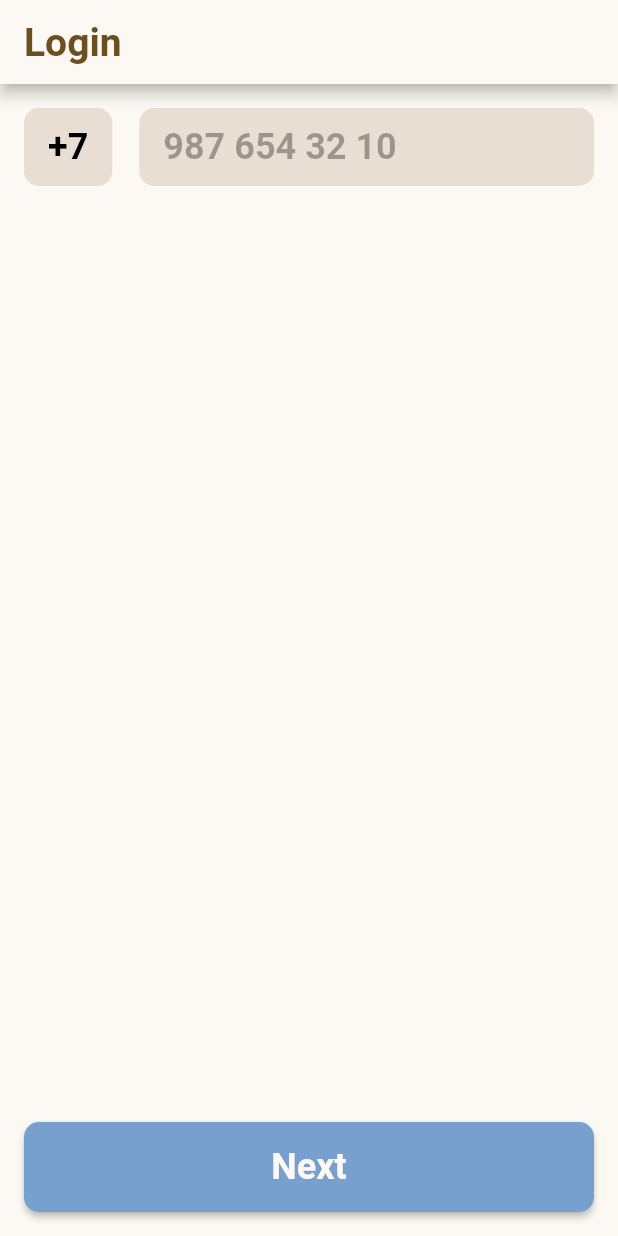
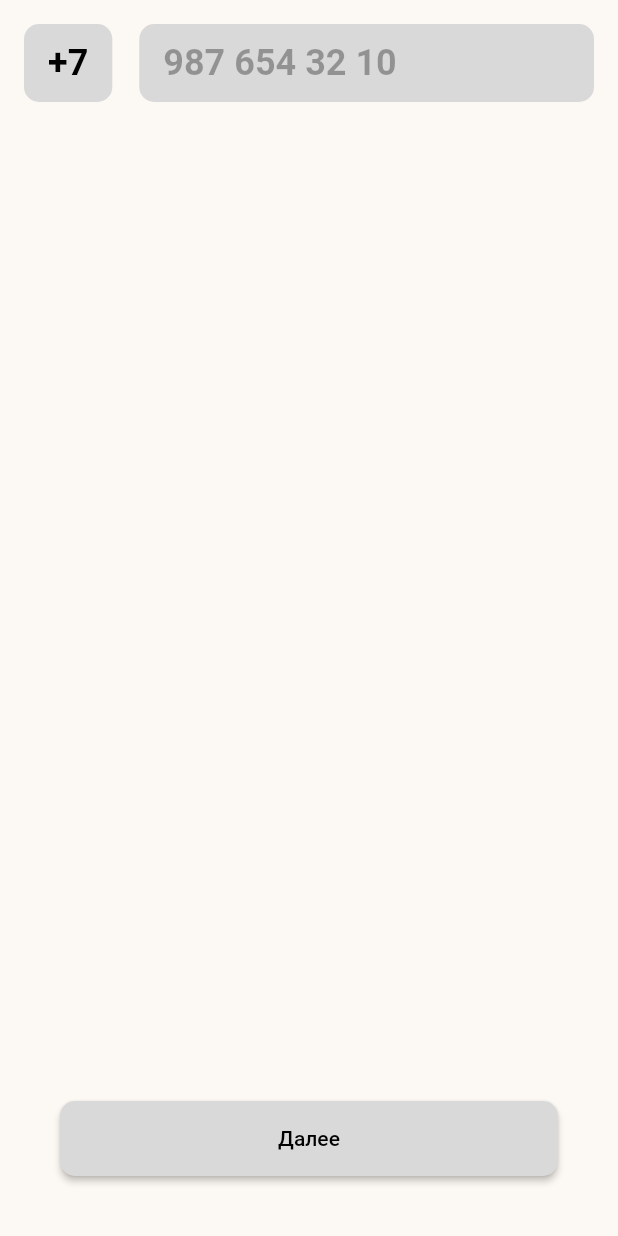
Before and after one commit to liltymoor/coffee_app, a Flutter app: the screen it shows after launch, on a phone screen of 412 x 824 dp. Run offline on Flutter 3.47's test engine with Material 2 defaults, Android fonts, the phone set to English and light mode, and no system bars; missing offline and left inert: yandex_mapkit.

Commit message:
- class optimization - code verification field update

```diff
--- /dev/null
+++ b/lib/assets/constants/color_scheme.dart
@@ -0,0 +1,10 @@
+import 'package:flutter/material.dart';
+
+class AppColor {
+  static const appColor = Color(0xFFFCF8F3); // Нежный кофейный оттенок
+  static const inputFieldColor = Color.fromARGB(255, 217, 217, 217); // Слегка темнее оттенок для поля ввода
+  static const titleColor = Color(0xFF6C4F1F);
+  static const textColor = Color.fromARGB(255, 0, 0, 0);
+  static const hintColor = Color(0x54000000);
+  static const buttonColor = Color.fromARGB(255, 217, 217, 217);
+}
--- /dev/null
+++ b/lib/assets/constants/element_setting.dart
@@ -0,0 +1,9 @@
+import 'package:flutter/material.dart';
+import 'package:coffee_app/assets/constants/color_scheme.dart';
+
+
+
+class MainButton { // Кнопка, которая распологается внизу приложения
+  static const constraints  = BoxConstraints(maxWidth: 350, maxHeight: 50);
+  static const textStyle = TextStyle(color: AppColor.textColor);
+}
--- /dev/null
+++ b/lib/assets/elements/main_button.dart
@@ -0,0 +1,34 @@
+
+import 'package:flutter/material.dart';
+
+import '../constants/color_scheme.dart';
+import '../constants/element_setting.dart';
+
+class MainButtonWidget extends StatelessWidget {
+  final VoidCallback _onPressMethod;
+  final String _buttonText;
+
+  const MainButtonWidget(this._onPressMethod, this._buttonText, {super.key});
+
+  @override
+  Widget build(BuildContext context) {
+    return Container(
+      width: double.infinity,
+      alignment: Alignment.bottomCenter,
+      constraints: MainButton.constraints,
+      margin: const EdgeInsets.only(bottom: 40, left: 40, right: 40),
+      child: ElevatedButton(
+        style: ElevatedButton.styleFrom(
+          minimumSize: const Size.fromHeight(50.0),
+          backgroundColor: AppColor.buttonColor,
+          shape: RoundedRectangleBorder(
+            borderRadius: BorderRadius.circular(10),
+          ),
+        ),
+        onPressed: _onPressMethod,
+        child: Text(_buttonText, style: MainButton.textStyle),
+      ),
+    );
+  }
+
+}
--- a/lib/auth_screen.dart
+++ b/lib/auth_screen.dart
@@ -1,8 +1,7 @@
-import 'dart:math';
-
+import 'package:coffee_app/assets/constants/color_scheme.dart';
+import 'package:coffee_app/assets/elements/main_button.dart';
 import 'package:flutter/material.dart';
 import 'package:flutter/services.dart';
-
 
 class AuthScreen extends StatefulWidget {
   const AuthScreen({super.key});
@@ -15,27 +14,29 @@ class _AuthScreenState extends State<AuthScreen> {
   final _formKey = GlobalKey<FormState>();
   final _phonePrefixController = TextEditingController(text: '+7');
   final _phoneNumberController = TextEditingController();
-  final _verificationCodeController = TextEditingController();
+  final _verificationCode_Controllers = [
+    TextEditingController(),
+    TextEditingController(),
+    TextEditingController(),
+    TextEditingController()
+  ];
+
   bool _showVerificationCode = false;
-
-  final _appColor = const Color(0xFFFCF8F3); // Нежный кофейный оттенок
-  final _inputFieldColor = const Color(0xFFE8DED3); // Слегка темнее оттенок для поля ввода
-  final _titleColor = const Color(0xFF6C4F1F);
-  final _textColor = const Color(0xFF000000);
-  final _hintColor = const Color(0x54000000);
-  final _buttonColor = const Color(0xFF78A0CE);
 
   void _trySubmit() {
     final isValid = _formKey.currentState?.validate();
     FocusScope.of(context).unfocus();
-
     if (isValid != null && isValid) {
       if (!_showVerificationCode) {
         setState(() {
           _showVerificationCode = true;
         });
       } else {
-        if (_verificationCodeController.text.replaceAll(' ', '') == '123456') {
+        String code = "";
+        _verificationCode_Controllers.forEach((element) {
+          code += element.text;
+        });
+        if (code.replaceAll(' ', '') == '1234') {
           Navigator.of(context).pushReplacementNamed('/home');
         } else {
           ScaffoldMessenger.of(context).showSnackBar(
@@ -49,17 +50,8 @@ class _AuthScreenState extends State<AuthScreen> {
   @override
   Widget build(BuildContext context) {
     return Scaffold(
-      backgroundColor: _appColor,
-      appBar: AppBar(
-        title: const Text('Login'),
-        titleTextStyle: TextStyle(
-          color: _titleColor,
-          fontSize: 26,
-          fontWeight: FontWeight.bold
-        ),
-        backgroundColor: _appColor,
-      ),
-      body: LayoutBuilder(
+      backgroundColor: AppColor.appColor,
+      body: Center(child: LayoutBuilder(
         builder: (BuildContext context, BoxConstraints viewportConstraints) {
           return SingleChildScrollView(
             child: ConstrainedBox(
@@ -79,17 +71,22 @@ class _AuthScreenState extends State<AuthScreen> {
                             crossAxisAlignment: CrossAxisAlignment.stretch,
                             children: [
                               Container(
-                                margin: const EdgeInsets.only(left: 16.0, top: 16.0, right: 4, bottom: 16.0),
-                                padding: const EdgeInsets.symmetric(horizontal: 16.0),
+                                margin: const EdgeInsets.only(
+                                    left: 16.0,
+                                    top: 16.0,
+                                    right: 4,
+                                    bottom: 16.0),
+                                padding: const EdgeInsets.symmetric(
+                                    horizontal: 16.0),
                                 decoration: BoxDecoration(
-                                  color: _inputFieldColor,
+                                  color: AppColor.inputFieldColor,
                                   borderRadius: BorderRadius.circular(10.0),
                                 ),
                                 child: Center(
                                   child: Text(
                                     _phonePrefixController.text,
-                                    style: TextStyle(
-                                      color: _textColor,
+                                    style: const TextStyle(
+                                      color: AppColor.textColor,
                                       fontSize: 24,
                                       fontWeight: FontWeight.bold,
                                     ),
@@ -103,17 +100,17 @@ class _AuthScreenState extends State<AuthScreen> {
                                       left: 4,
                                       top: 16.0,
                                       right: 16.0,
-                                      bottom: 16.0
-                                  ),
-                                  padding: const EdgeInsets.symmetric(horizontal: 16.0),
+                                      bottom: 16.0),
+                                  padding: const EdgeInsets.symmetric(
+                                      horizontal: 16.0),
                                   decoration: BoxDecoration(
-                                    color: _inputFieldColor,
+                                    color: AppColor.inputFieldColor,
                                     borderRadius: BorderRadius.circular(10.0),
                                   ),
                                   child: TextFormField(
                                     controller: _phoneNumberController,
-                                    style: TextStyle(
-                                      color: _textColor,
+                                    style: const TextStyle(
+                                      color: AppColor.textColor,
                                       fontSize: 24,
                                       fontWeight: FontWeight.bold,
                                     ),
@@ -121,7 +118,8 @@ class _AuthScreenState extends State<AuthScreen> {
                                       if (value?.isEmpty ?? true) {
                                         return 'Please enter your phone number';
                                       }
-                                      if (value!.replaceAll(' ', '').length != 10) {
+                                      if (value!.replaceAll(' ', '').length !=
+                                          10) {
                                         return 'Phone number must have 10 digits';
                                       }
                                       return null;
@@ -132,12 +130,12 @@ class _AuthScreenState extends State<AuthScreen> {
                                       FilteringTextInputFormatter.digitsOnly,
                                       PhoneNumberFormatter(),
                                     ],
-                                    decoration: InputDecoration(
+                                    decoration: const InputDecoration(
                                       hintText: '987 654 32 10',
                                       hintStyle: TextStyle(
-                                          color: _hintColor,
-                                          fontSize: 24,
-                                          fontWeight: FontWeight.bold,
+                                        color: AppColor.hintColor,
+                                        fontSize: 24,
+                                        fontWeight: FontWeight.bold,
                                       ),
                                       border: InputBorder.none,
                                       counterText: '',
@@ -149,99 +147,98 @@ class _AuthScreenState extends State<AuthScreen> {
                           ),
                         ),
                         if (_showVerificationCode)
-                           Container(
-                             margin: const EdgeInsets.only(
-                                 left: 16.0,
-                                 top: 16.0,
-                                 right: 16.0,
-                                 bottom: 16.0
-                             ),
-                             padding: const EdgeInsets.symmetric(horizontal: 8.0),
-                             decoration: BoxDecoration(
-                               color: _inputFieldColor,
-                               borderRadius: BorderRadius.circular(10.0),
-                             ),
-                            child: TextFormField(
-                              controller: _verificationCodeController,
-                              style: TextStyle(
-                                color: _textColor,
-                                fontSize: 24,
-                                fontWeight: FontWeight.bold,
-                              ),
-                              validator: (value) {
-                                if (value?.isEmpty ?? true) {
-                                  return 'Please enter the verification code';
-                                }
-                                return null;
-                              },
-                              keyboardType: TextInputType.number,
-                              maxLength: 7,
-                              inputFormatters: [
-                                FilteringTextInputFormatter.digitsOnly,
-                                ConfirmCodeFormatter(),
-                              ],
-                              decoration: InputDecoration(
-                                hintText: '000 000',
-                                hintStyle: TextStyle(
-                                  color: _hintColor,
-                                  fontSize: 24,
-                                  fontWeight: FontWeight.bold,
-                                ),
-                                fillColor: _inputFieldColor,
-                                filled: true,
-                                border: InputBorder.none,
-                                // Removes the underline
-                                counterText: '',  // Removes the counter
-                              ),
-                            ),
+                          Container(
+                              child: Row(
+                                  mainAxisAlignment: MainAxisAlignment.center,
+                                  children: [
+                                    InputCodePartWidget(
+                                        _verificationCode_Controllers[0], submitFunc: _trySubmit),
+                                    InputCodePartWidget(
+                                        _verificationCode_Controllers[1], submitFunc: _trySubmit),
+                                    InputCodePartWidget(
+                                        _verificationCode_Controllers[2], submitFunc: _trySubmit),
+                                    InputCodePartWidget(
+                                        _verificationCode_Controllers[3], submitFunc: _trySubmit, last: true)
+                              ]
+                              )
                           )
                       ],
                     ),
-                    Container(
-                      width: double.infinity,
-                      padding: const EdgeInsets.symmetric(
-                          horizontal: 16.0,
-                          vertical: 16.0
-                      ),
-                      child: ElevatedButton(
-                        style: ElevatedButton.styleFrom(
-                          padding: const EdgeInsets.symmetric(
-                            vertical: 16.0,
-                          ),
-                          backgroundColor: _buttonColor,
-                          shape: RoundedRectangleBorder(
-                            borderRadius: BorderRadius.circular(10),
-                          ),
-                          textStyle: TextStyle(color: _appColor),
-                        ),
-                        onPressed: _trySubmit,
-                        child: _showVerificationCode ? Text(
-                            'Login',
-                            style: TextStyle(
-                              color: _appColor,
-                              fontSize: 24,
-                              fontWeight: FontWeight.bold,
-                            )
-                        ) : Text(
-                            'Next',
-                            style: TextStyle(
-                              color: _appColor,
-                              fontSize: 24,
-                              fontWeight: FontWeight.bold,
-                            )
-                        ),
-                      ),
-                    ),
+                    MainButtonWidget(_trySubmit, "Далее"),
                   ],
                 ),
               ),
             ),
           );
         },
+      )),
+    );
+  }
+}
+
+// ==========================================================================
+// ==========================================================================
+// ========================InputCodePartWidget===============================
+// ==========================================================================
+// ==========================================================================
+
+class InputCodePartWidget extends StatelessWidget {
+  final TextEditingController _verificationCodeController;
+  final bool last;
+  final VoidCallback submitFunc;
+
+
+  const InputCodePartWidget(this._verificationCodeController, {super.key, this.last = false, required this.submitFunc});
+
+  @override
+  Widget build(BuildContext context) {
+    return Container(
+      alignment: Alignment.centerRight,
+      height: 75,
+      width: 60,
+      margin: const EdgeInsets.all(14),
+      decoration: BoxDecoration(
+        color: AppColor.inputFieldColor,
+        borderRadius: BorderRadius.circular(10.0),
+      ),
+      child: TextFormField(
+        onChanged: (String s){ FocusScope.of(context).nextFocus(); if (last) { submitFunc(); };},
+        textAlign: TextAlign.center,
+        controller: _verificationCodeController,
+        style: const TextStyle(
+          color: AppColor.textColor,
+          fontSize: 24,
+          fontWeight: FontWeight.bold,
+        ),
+        keyboardType: TextInputType.number,
+        maxLength: 1,
+        inputFormatters: [
+          FilteringTextInputFormatter.digitsOnly,
+          CodeFormatter(),
+        ],
+        decoration: const InputDecoration(
+          hintText: '-',
+          hintStyle: TextStyle(
+            color: AppColor.hintColor,
+            fontSize: 24,
+            fontWeight: FontWeight.bold,
+          ),
+          fillColor: AppColor.inputFieldColor,
+          filled: true,
+          border: InputBorder.none,
+          // Removes the underline
+          counterText: '', // Removes the counter
+        ),
       ),
     );
   }
 }
+
+// ==========================================================================
+// ==========================================================================
+// ============================FORMATTERS====================================
+// ==========================================================================
+// ==========================================================================
 
 class PhoneNumberFormatter extends TextInputFormatter {
   @override
@@ -257,10 +254,8 @@ class PhoneNumberFormatter extends TextInputFormatter {
           newValueTextCopy.substring(selectionIndex);
 
       newValue = newValue.copyWith(
-          selection: TextSelection.collapsed(
-              offset: newValue.selection.end - 1
-          )
-      );
+          selection:
+              TextSelection.collapsed(offset: newValue.selection.end - 1));
     }
 
     final StringBuffer newString = StringBuffer();
@@ -270,10 +265,8 @@ class PhoneNumberFormatter extends TextInputFormatter {
         newString.write(' ');
         if (i < selectionIndex) {
           newValue = newValue.copyWith(
-              selection: TextSelection.collapsed(
-                  offset: newValue.selection.end + 1
-              )
-          );
+              selection:
+                  TextSelection.collapsed(offset: newValue.selection.end + 1));
         }
       }
       newString.write(newValueTextCopy[i]);
@@ -286,7 +279,7 @@ class PhoneNumberFormatter extends TextInputFormatter {
   }
 }
 
-class ConfirmCodeFormatter extends TextInputFormatter {
+class CodeFormatter extends TextInputFormatter {
   @override
   TextEditingValue formatEditUpdate(
       TextEditingValue oldValue, TextEditingValue newValue) {
@@ -300,10 +293,8 @@ class ConfirmCodeFormatter extends TextInputFormatter {
           newValueTextCopy.substring(selectionIndex);
 
       newValue = newValue.copyWith(
-          selection: TextSelection.collapsed(
-              offset: newValue.selection.end - 1
-          )
-      );
+          selection:
+              TextSelection.collapsed(offset: newValue.selection.end - 1));
     }
 
     final StringBuffer newString = StringBuffer();
@@ -313,10 +304,8 @@ class ConfirmCodeFormatter extends TextInputFormatter {
         newString.write(' ');
         if (i < selectionIndex) {
           newValue = newValue.copyWith(
-              selection: TextSelection.collapsed(
-                  offset: newValue.selection.end + 1
-              )
-          );
+              selection:
+                  TextSelection.collapsed(offset: newValue.selection.end + 1));
         }
       }
       newString.write(newValueTextCopy[i]);
```
Also changed, not shown: lib/main.dart (+5 -8 lines).
